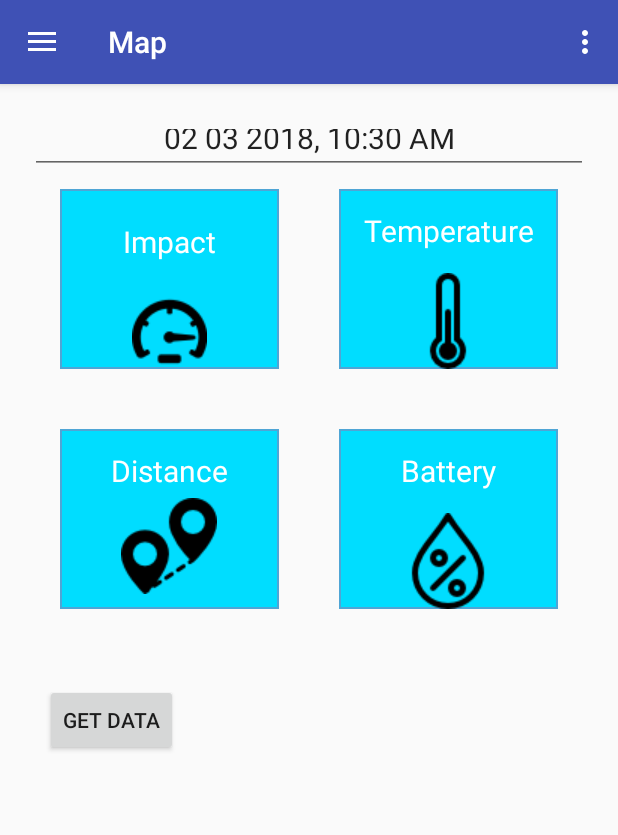
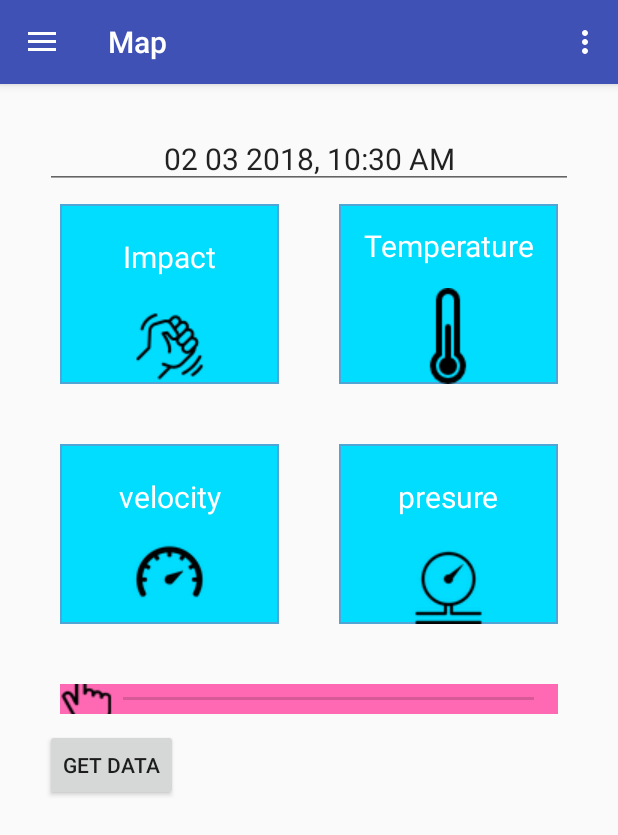
Before and after one commit to awetg/badbadtrack, an Android app: the fragment Logs placed in its activity, on a phone screen of 412 x 824 dp. Shown: the top 835 px of the screen. Run offline under Robolectric (Android 15) with nearby library versions, the phone set to English and light mode, and no system bars.

Commit message:
log layout

```diff
--- a/app/src/main/res/layout/logs.xml
+++ b/app/src/main/res/layout/logs.xml
@@ -3,6 +3,7 @@
     xmlns:tools="http://schemas.android.com/tools"
     android:layout_width="match_parent"
     android:layout_height="match_parent"
+    xmlns:app="http://schemas.android.com/apk/res-auto"
     android:orientation="vertical"
     android:padding="20dp"
     tools:context="com.example.manuel.thingseedemo.Logs">
@@ -13,13 +14,14 @@
         android:gravity="center"
         android:layout_gravity="center_horizontal"
         android:textSize="20dp"
-        android:layout_marginBottom="10dp"
+        android:padding="5dp"
+        android:layout_margin="10dp"
         android:text="Date and time"/>
     <LinearLayout
         android:layout_width="match_parent"
         android:layout_height="wrap_content" >
         <TextView
-            android:id="@+id/velocity"
+            android:id="@+id/impact"
             android:layout_width="20dp"
             android:layout_height="120dp"
             android:layout_weight="1"
@@ -30,7 +32,7 @@
             android:textSize="20dp"
             android:textColor="#FFFF"
             android:background="@drawable/back"
-            android:drawableBottom="@drawable/speed"/>
+            android:drawableBottom="@drawable/combat"/>
 
         <TextView
             android:id="@+id/temperature"
@@ -51,7 +53,7 @@
         android:layout_width="match_parent"
         android:layout_height="wrap_content">
         <TextView
-            android:id="@+id/impact"
+            android:id="@+id/velocity"
             android:layout_width="30dp"
             android:layout_height="120dp"
             android:layout_margin="20dp"
@@ -59,11 +61,11 @@
             android:gravity="center"
             android:layout_gravity="center_horizontal"
             android:padding="10dp"
-            android:text="Distance"
+            android:text="velocity"
             android:textColor="#FFFF"
             android:textSize="20dp"
             android:background="@drawable/back"
-            android:drawableBottom="@drawable/distance"/>
+            android:drawableBottom="@drawable/velocity"/>
 
         <TextView
             android:id="@+id/pressure"
@@ -73,12 +75,24 @@
             android:layout_weight="1"
             android:gravity="center"
             android:layout_gravity="center_horizontal"
-            android:text="Battery"
+            android:text="presure"
             android:textColor="#FFFF"
             android:textSize="20dp"
             android:background="@drawable/back"
-            android:drawableBottom="@drawable/humidity"/>
+            android:drawableBottom="@drawable/pressure"/>
+
     </LinearLayout>
+
+    <SeekBar
+        android:id="@+id/simpleSeekBar"
+        android:layout_width="match_parent"
+        android:layout_height="20dp"
+        android:layout_marginLeft="20dp"
+        android:layout_marginRight="20dp"
+        android:background="#ff69b4"
+        android:indeterminate="true"
+        android:max="200"
+        android:thumb="@drawable/thumb" />
 
     <LinearLayout
         android:layout_width="match_parent"
```
Also changed, not shown: app/src/main/res/layout/seekbar.xml (added, +12 -0 lines), app/src/main/res/drawable/battery.png (added), app/src/main/res/drawable/combat.png (added), app/src/main/res/drawable/distance.png (deleted), app/src/main/res/drawable/humidity.png (deleted), app/src/main/res/drawable/pressure.png (added), app/src/main/res/drawable/thumb.png (added), app/src/main/res/drawable/velocity.png (added).
